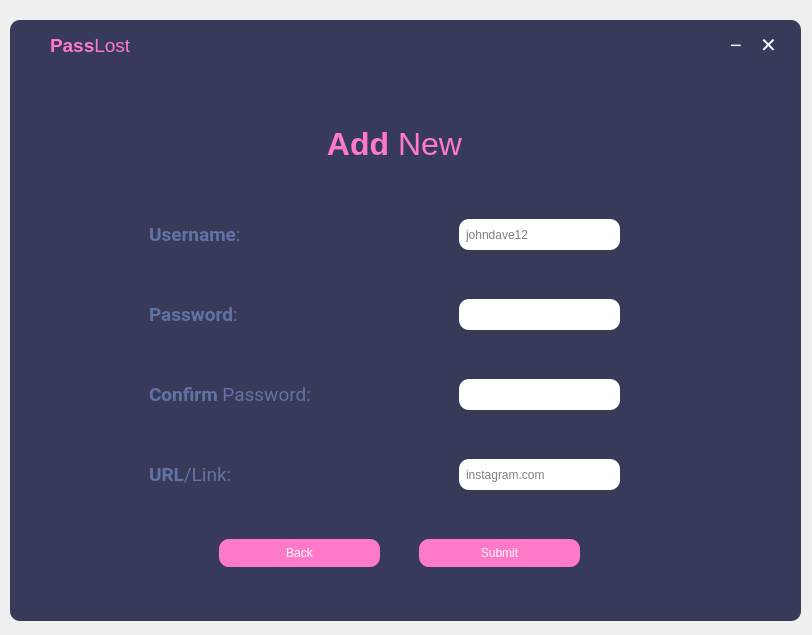
Old version of the form UI/main.ui in the repository delrius-euphoria/PassLost.
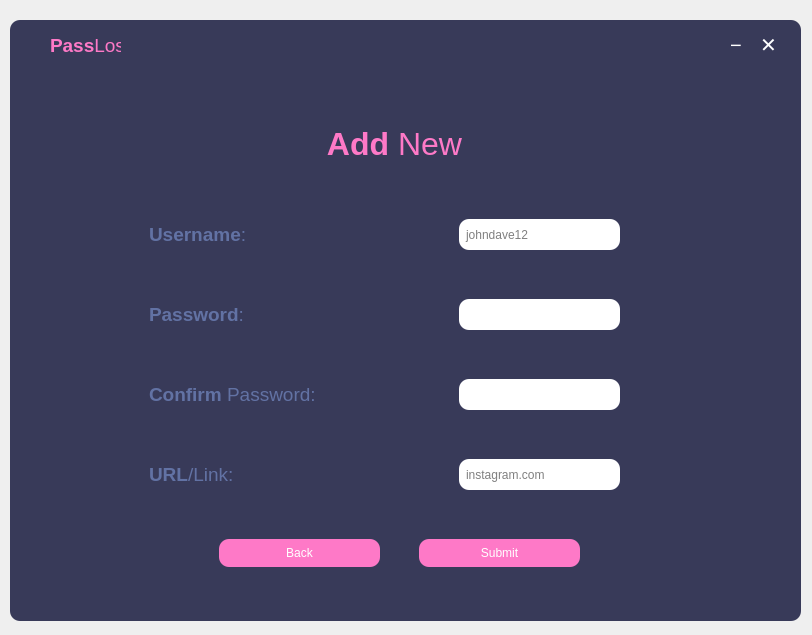
New version of the form. The open tabs and pages were chosen to show the change.

What changed in the file:
```diff
--- a/UI/main.ui
+++ b/UI/main.ui
@@ -787,7 +787,6 @@
          </property>
          <property name="font">
           <font>
-           <family>Roboto</family>
            <pointsize>14</pointsize>
           </font>
          </property>
@@ -854,7 +853,6 @@
          </property>
          <property name="font">
           <font>
-           <family>Roboto</family>
            <pointsize>14</pointsize>
           </font>
          </property>
@@ -918,7 +916,6 @@
          </property>
          <property name="font">
           <font>
-           <family>Roboto</family>
            <pointsize>14</pointsize>
           </font>
          </property>
@@ -991,7 +988,6 @@
          </property>
          <property name="font">
           <font>
-           <family>Roboto</family>
            <pointsize>14</pointsize>
           </font>
          </property>
@@ -1154,13 +1150,12 @@
       <rect>
        <x>40</x>
        <y>10</y>
-       <width>91</width>
+       <width>71</width>
        <height>31</height>
       </rect>
      </property>
      <property name="font">
       <font>
-       <family>Segoe UI</family>
        <pointsize>14</pointsize>
       </font>
      </property>
```
Left out of the diff: 78 changed lines with no effect on the pictures.
